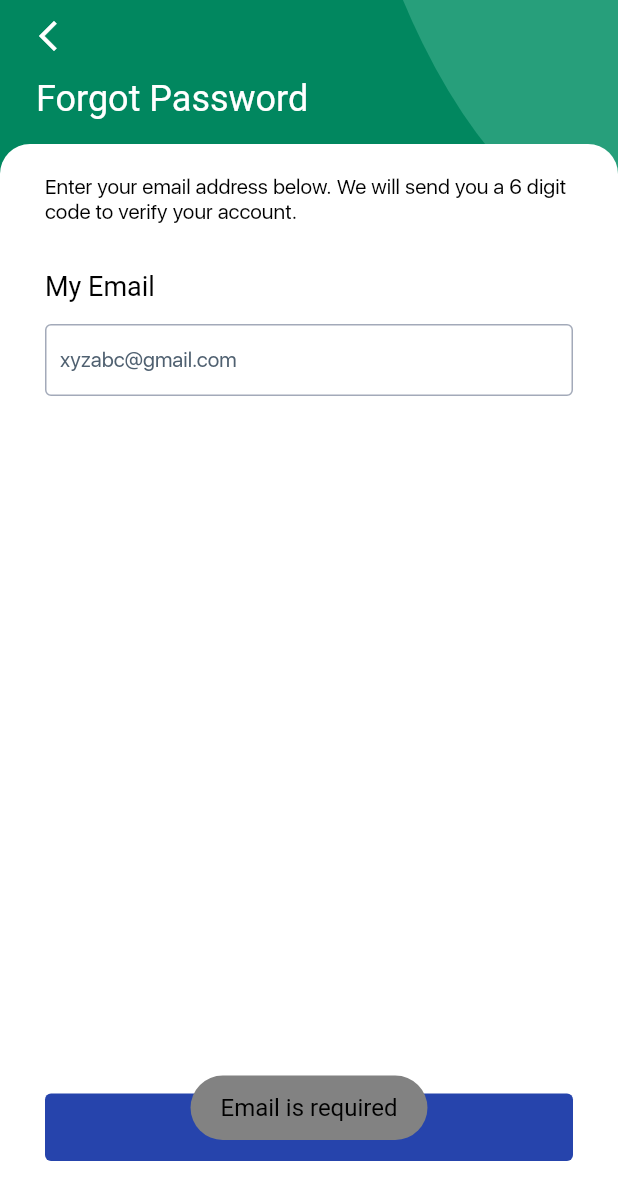
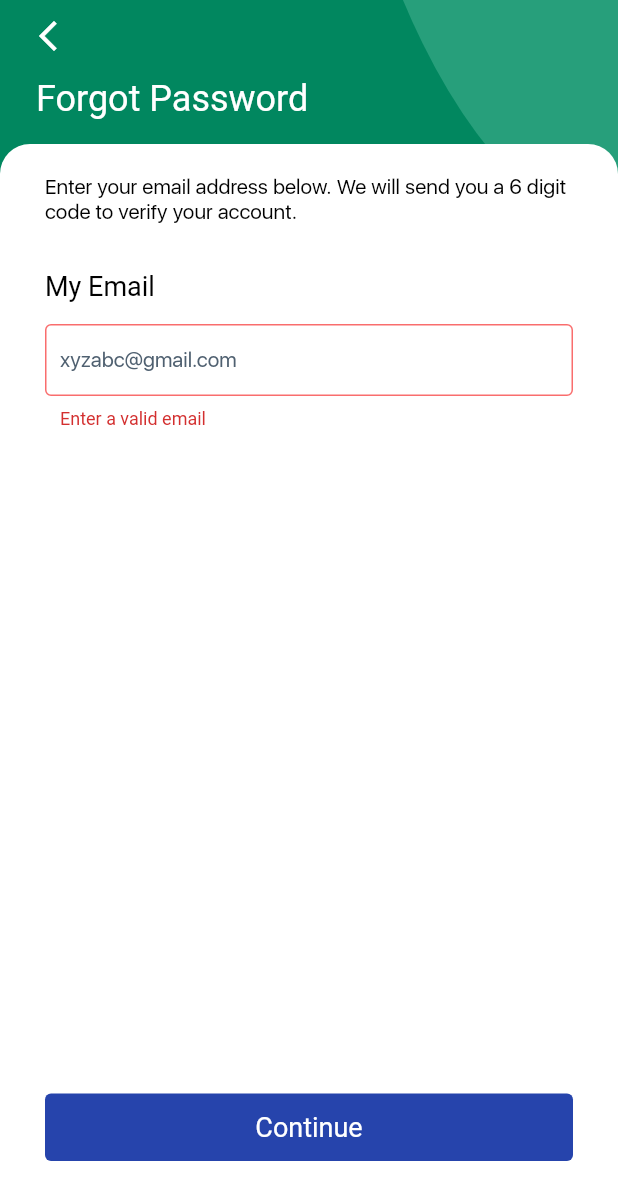
Before and after one commit to mindrootstech/ripple2023, a Flutter app: the ForgotPassView screen opened by its route, after a tap on "Continue", on a phone screen of 412 x 824 dp. Shown: the top 1200 px of the screen. Run offline on Flutter 3.47's test engine with Material 2 defaults, Android fonts, the phone set to English and light mode, and no system bars; our stand-ins replace auto_size_text, cached_network_image, carousel_slider, dots_indicator, email_validator, flutter_svg and 7 more; missing offline and left inert: bottom_bar, flutter_facebook_auth, flutter_gif; accounts and stored records are empty; network calls fail; Roboto replaces fonts that are missing (SFUIDisplay-Semibold); project files that could hold a hidden picture were left out.

Commit message:
code pushed by manish

```diff
--- a/lib/authentication/views/ForgotPassView.dart
+++ b/lib/authentication/views/ForgotPassView.dart
@@ -4,10 +4,12 @@ import 'package:ripplefect/helper/constants/CommonUi.dart';
 import 'package:ripplefect/helper/constants/fonts.dart';
 import 'package:ripplefect/helper/constants/strings.dart';
 import '../../helper/common_classes/CommonLoader.dart';
+import '../../helper/common_classes/InputValidationMixin.dart';
 import '../controller/AuthController.dart';
 
-class ForgotPassView extends StatelessWidget {
-  const ForgotPassView({Key? key}) : super(key: key);
+class ForgotPassView extends StatelessWidget with InputValidationMixin {
+   ForgotPassView({Key? key}) : super(key: key);
+  final formGlobalKey = GlobalKey < FormState > ();
 
   @override
   Widget build(BuildContext context) {
@@ -18,6 +20,8 @@ class ForgotPassView extends StatelessWidget {
             children: [
               CommonUi.customLayout(
                   title: Strings.forgotPass,
+                  child: Form(
+                    key: formGlobalKey,
                     child: Column(
                       crossAxisAlignment: CrossAxisAlignment.start,
                       children: [
@@ -38,6 +42,13 @@ class ForgotPassView extends StatelessWidget {
                           height: 15,
                         ),
                         TextFormField(
+                          validator: (email) {
+                            if (isEmailValid(email??'')) {
+                              return null;
+                            } else {
+                              return Strings.textValidEmail;
+                            }
+                          },
                           style: CommonUi.customTextStyle(),
                           controller: controller.fpEmailField,
                           decoration: CommonUi.textFieldDecoration(
@@ -51,12 +62,17 @@ class ForgotPassView extends StatelessWidget {
                             buttonText: Strings.continueTxt,
                             fontSize: 18.0,
                             callBack: () {
+                              FocusScope.of(context).unfocus();
+                              if (formGlobalKey.currentState!.validate()) {
                                 controller.fpApiImplementation(false);
+                              }
+
                             }),
                         const SizedBox(
                           height: 50,
                         ),
                       ],
+                    ),
                   )),
               if (controller.loader.value) ...{
                 const CommonLoader()}
--- a/lib/helper/constants/CommonUi.dart
+++ b/lib/helper/constants/CommonUi.dart
@@ -230,8 +230,9 @@ class CommonUi {
           onPressed: () {
             passwordVisible?.value = !passwordVisible.value;
           },
-          icon: passwordVisible?.value==true ?
-          SvgPicture.asset(setSvgImage("eye_close")) : SvgPicture.asset(setSvgImage("logo"))
+          icon: passwordVisible?.value==false ?
+           SvgPicture.asset(setSvgImage("eye_close")):const Icon(Icons.remove_red_eye_outlined,
+            size: 25,)
       ) : const SizedBox(),
       focusedBorder: OutlineInputBorder(
         borderRadius: BorderRadius.all(Radius.circular(cornerRadius)),
--- a/lib/helper/constants/strings.dart
+++ b/lib/helper/constants/strings.dart
@@ -12,8 +12,8 @@ class Strings {
   static String onboard_2Desc = 'Take a step and commit to practical actions and make it success. Small or big actions, whatever you choose, there is no wrong step - except no step at all.';
   static String onboard_2Image = 'onboard_2_img';
 
-  static String onboard_3Title = 'Find a action';
-  static String onboard_3Desc = 'We curate and bring the foremost actions around, that affects the planet, where you can choose a action as per commitment level that works for you.';
+  static String onboard_3Title = 'Track progress';
+  static String onboard_3Desc = 'Track your actions, activities and carbon emission estimates, understand the individual and combined impact scale for each completed actions. ';
   static String onboard_3Image = 'onboard_3_img';
 
   static String onboard_4Title = 'Join community';
@@ -83,6 +83,7 @@ class Strings {
   static String resetPass = 'Reset Password';
   static String createPass = 'Create Password';
   static String confirmPass = 'Confirm Password';
+  static String resetPassDesc = 'Set the new password for your account so you can login and access all the features.';
 
   //signup
   static String createAccount = 'Create account';
@@ -124,6 +125,10 @@ class Strings {
 
 
   ///Toast text......
+   static String textValidPassword='Enter a valid password';
+   static String textValidEmail='Enter a valid email';
+   static String textValidOtp='Enter a valid otp';
+   static String textYourName='Enter your name';
    static String textEmailIsRequired='Email is required';
    static String textNameIsRequired='Name is required';
    static String textPleaseEnterValidEmail='Please enter a valid email';
--- a/pubspec.yaml
+++ b/pubspec.yaml
@@ -63,6 +63,9 @@ dependencies:
   email_validator: ^2.1.16
   lottie: ^1.3.0
   auto_size_text: ^3.0.0
+  flutter_facebook_auth: ^5.0.7
+  google_sign_in: ^6.0.1
+  sign_in_with_apple: ^4.3.0
 
 
 dev_dependencies:
```
Also changed, not shown: lib/appOnBoarding/complete_onboard/binding/CompleteOnboardBinding.dart (deleted, +0 -12 lines), lib/appOnBoarding/complete_onboard/controller/CompleteOnboardController.dart (deleted, +0 -9 lines), lib/appOnBoarding/onboard/view/CompleteOnboardView.dart (renamed from lib/appOnBoarding/complete_onboard/view/CompleteOnboardView.dart, +9 -18 lines), lib/authentication/controller/AuthController.dart (+80 -29 lines), lib/authentication/views/LoginView.dart (+25 -2 lines), lib/authentication/views/ResetPassView.dart (+27 -7 lines), lib/authentication/views/SignupView.dart (+5 -5 lines), lib/authentication/views/VerificationView.dart (+25 -7 lines), lib/helper/common_classes/InputValidationMixin.dart (+8 -0 lines), lib/helper/routes/AppPages.dart (+6 -7 lines), pubspec.lock, 12 other files. Lines whose indentation alone changed are shown as unchanged.
